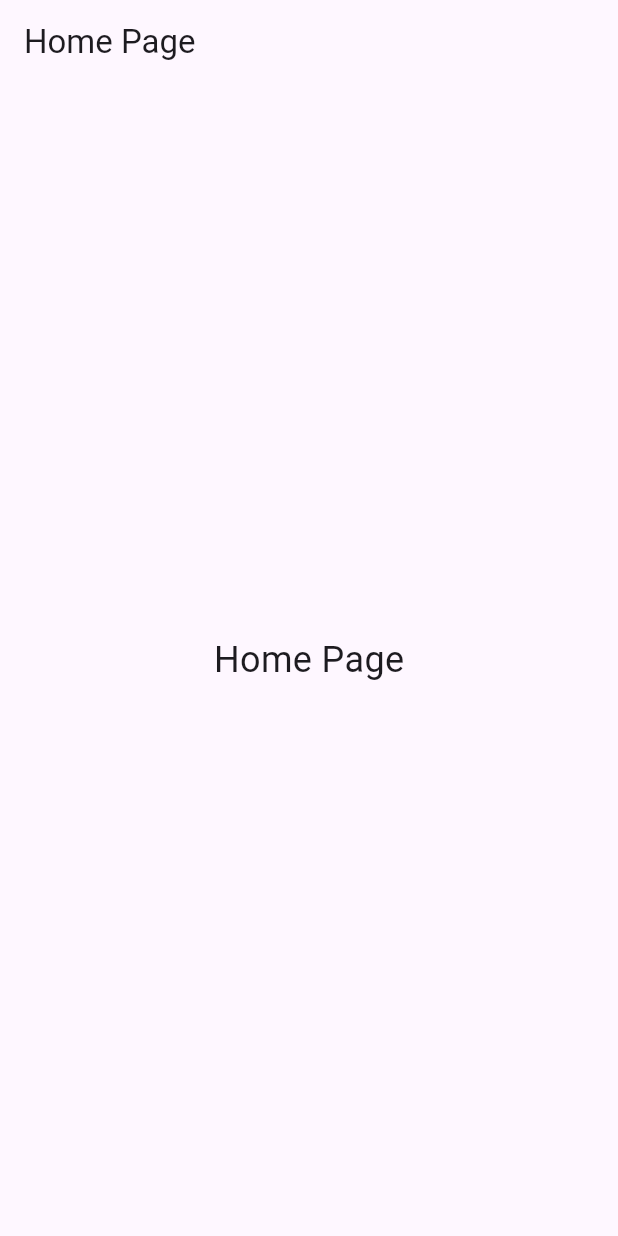
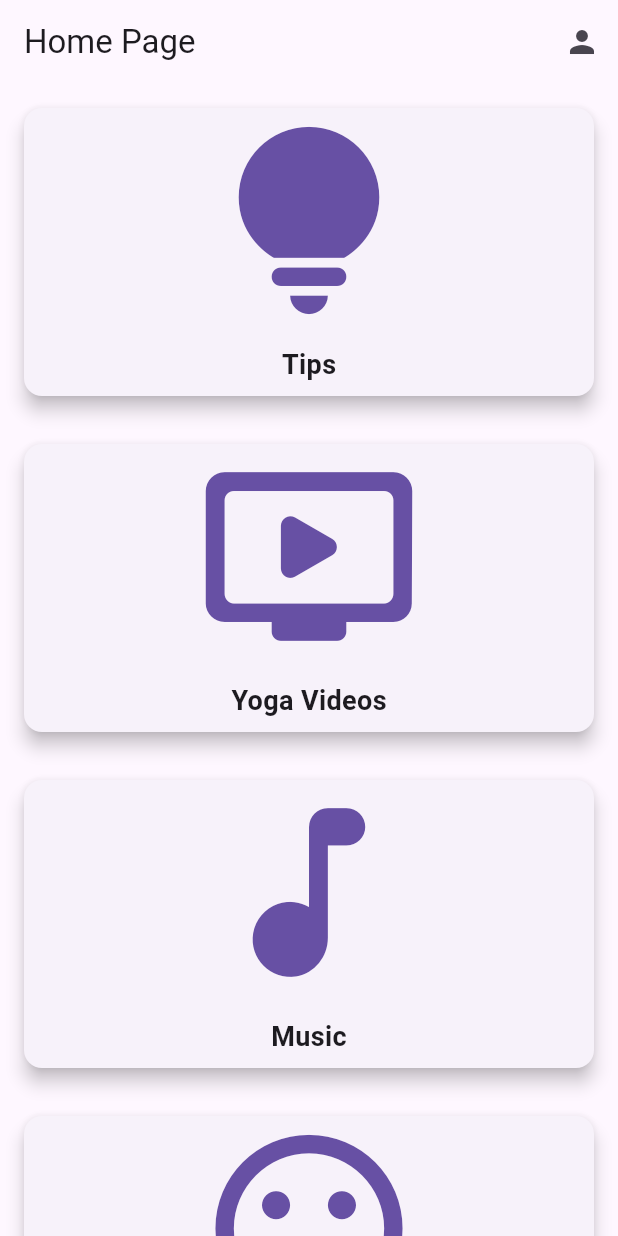
Before and after one commit to Talal-Alenezi/meditation-app, a Flutter app: the HomePage screen opened by its route, on a phone screen of 412 x 824 dp. Run offline on Flutter 3.47's test engine with Material 3 defaults, Android fonts, the phone set to English and light mode, and no system bars; our stand-ins replace dio, go_router, image_picker, shared_preferences; missing offline and left inert: jwt_decode; accounts and stored records are empty.

Commit message:
added cards in home pgae and profile button to take you to the user profile

```diff
--- a/meditation/lib/main.dart
+++ b/meditation/lib/main.dart
@@ -63,6 +63,7 @@ class MyApp extends StatelessWidget {
   @override
   Widget build(BuildContext context) {
     return MaterialApp.router(
+      debugShowCheckedModeBanner: false,
       routerConfig: _router,
     );
   }
--- a/meditation/lib/pages/home_page.dart
+++ b/meditation/lib/pages/home_page.dart
@@ -1,4 +1,5 @@
 import 'package:flutter/material.dart';
+import 'package:go_router/go_router.dart';
 
 void main() {
   runApp(MyApp());
@@ -14,17 +15,52 @@ class MyApp extends StatelessWidget {
 }
 
 class HomePage extends StatelessWidget {
+  final List<Map<String, dynamic>> cards = [
+    {'title': 'Tips', 'icon': Icons.lightbulb_rounded},
+    {'title': 'Yoga Videos', 'icon': Icons.ondemand_video_rounded},
+    {'title': 'Music', 'icon': Icons.music_note_rounded},
+    {'title': 'Meditation', 'icon': Icons.mood_rounded},
+  ];
+
   @override
   Widget build(BuildContext context) {
     return Scaffold(
       appBar: AppBar(
         title: Text('Home Page'),
+        actions: [
+          IconButton(
+            icon: Icon(Icons.person),
+            onPressed: () {
+              GoRouter.of(context).push('/profile');
+            },
+          ),
+        ],
       ),
-      body: Center(
-        child: Text(
-          'Home Page',
-          style: TextStyle(fontSize: 24.0),
-        ),
+      body: ListView.builder(
+        itemCount: cards.length,
+        itemBuilder: (context, index) {
+          return Card(
+            elevation: 5.0,
+            margin: EdgeInsets.all(16.0),
+            child: Column(
+              children: [
+                Icon(
+                  cards[index]['icon'],
+                  size: 150.0,
+                  color: Theme.of(context).primaryColor,
+                ),
+                Padding(
+                  padding: const EdgeInsets.all(8.0),
+                  child: Text(
+                    cards[index]['title'],
+                    style:
+                        TextStyle(fontSize: 18.0, fontWeight: FontWeight.bold),
+                  ),
+                ),
+              ],
+            ),
+          );
+        },
       ),
     );
   }
--- a/meditation/lib/pages/profile_page.dart
+++ b/meditation/lib/pages/profile_page.dart
@@ -15,7 +15,6 @@ class ProfilePage extends StatelessWidget {
       Map<String, dynamic>? decodedToken = Jwt.parseJwt(token);
       username = decodedToken['username'];
       print('Username from token: $username');
-      // user = User.fromJson(Jwt.parseJwt(token).toString()).toString();
     }
     return Scaffold(
       appBar: AppBar(
--- a/meditation/lib/pages/signin_page.dart
+++ b/meditation/lib/pages/signin_page.dart
@@ -63,7 +63,7 @@ class SignInPage extends StatelessWidget {
                   if (token.isNotEmpty) {
                     context.read<AuthProvider>().token = token;
                     print("SIGN IN TOKEN $token");
-                    GoRouter.of(context).go("/profile");
+                    GoRouter.of(context).go("/homepage");
                   }
                   // Example: Print the username and password}
                 });
--- a/meditation/lib/pages/signup_page.dart
+++ b/meditation/lib/pages/signup_page.dart
@@ -47,7 +47,7 @@ class _SignUpPageState extends State<SignUpPage> {
         print("Username is ${user.username}, token is $token");
 
         // ("/homepage")
-        GoRouter.of(context).go("/profile");
+        GoRouter.of(context).go("/homepage");
       }
     });
   }
```
